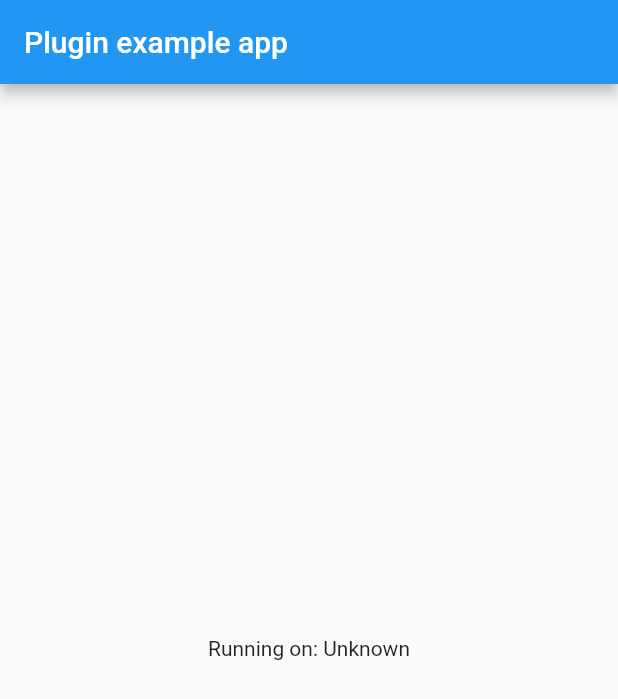
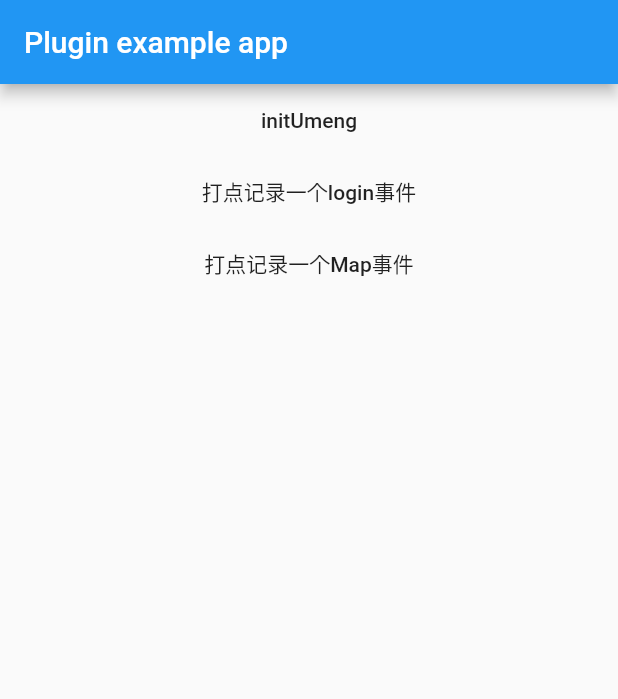
Before and after one commit to wangbang79408854/umeng_plugin, a Flutter app: the screen it shows after launch, on a phone screen of 412 x 824 dp. Shown: the top 699 px of the screen. Run offline on Flutter 3.47's test engine with Material 2 defaults, Android fonts, the phone set to English and light mode, and no system bars.

Commit message:
完成Umeng统计Android端

```diff
--- a/example/lib/main.dart
+++ b/example/lib/main.dart
@@ -1,6 +1,8 @@
 import 'dart:async';
+import 'dart:convert';
 
 import 'package:flutter/material.dart';
+import 'package:umeng_plugin/umeng_plugin.dart';
 
 void main() => runApp(MyApp());
 
@@ -10,16 +12,26 @@ class MyApp extends StatefulWidget {
 }
 
 class _MyAppState extends State<MyApp> {
-  String _platformVersion = 'Unknown';
-
   @override
   void initState() {
     super.initState();
-    initPlatformState();
   }
 
-  // Platform messages are asynchronous, so we initialize in an async method.
-  Future<void> initPlatformState() async {
+  Future<void> initUmeng() async {
+    var success = await UmengPlugin.init(androidAppKey: "123123123",logEnable: true);
+    print("umeng init $success");
+  }
+
+  Future<void> loginEvent() async {
+    await UmengPlugin.event("login");
+  }
+
+  Future<void> mapEvent() async {
+    var mapData = new Map<String, String>();
+    mapData["name"] = "testName";
+    mapData["value"] = "testValue";
+    print("序列化参数 $mapData");
+    await UmengPlugin.eventMap("mapEvent", mapData);
   }
 
   @override
@@ -30,7 +42,22 @@ class _MyAppState extends State<MyApp> {
           title: const Text('Plugin example app'),
         ),
         body: Center(
-          child: Text('Running on: $_platformVersion\n'),
+          child: Column(
+            children: <Widget>[
+              FlatButton(
+                child: Text("initUmeng"),
+                onPressed: initUmeng,
+              ),
+              FlatButton(
+                child: Text("打点记录一个login事件"),
+                onPressed: loginEvent,
+              ),
+              FlatButton(
+                child: Text("打点记录一个Map事件"),
+                onPressed: mapEvent,
+              ),
+            ],
+          ),
         ),
       ),
     );
--- a/lib/umeng_plugin.dart
+++ b/lib/umeng_plugin.dart
@@ -41,9 +41,9 @@ class UmengPlugin {
     await _channel.invokeMethod("event", args);
   }
 
-  static Future<Null> eventMap(String eventId, Map<String, String> map) async {
+  static Future<Null> eventMap(String eventId, Map<String,String> mapEvent) async {
     Map<String, dynamic> args = {"eventId": eventId};
-    if (map != null) args["map"] = map;
+    if (mapEvent != null) args["map"] = mapEvent;
 
     await _channel.invokeMethod("eventMap", args);
   }
```
Also changed, not shown: 6 other files.
